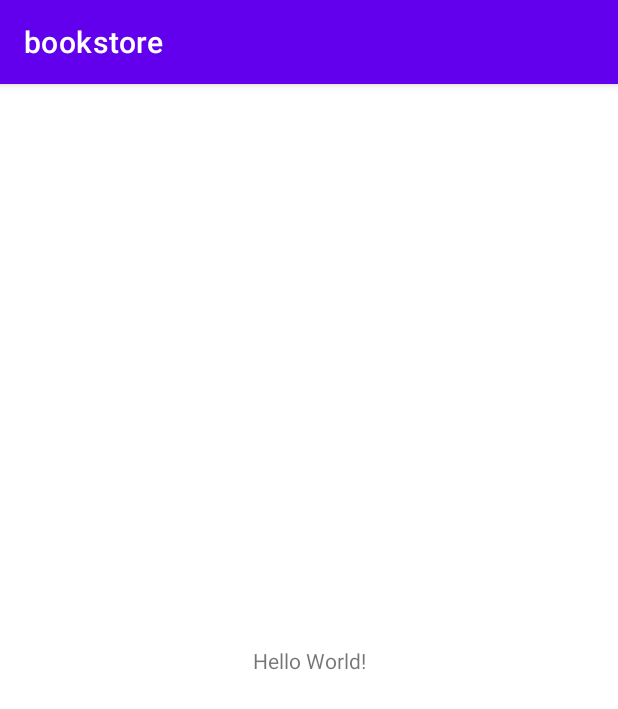
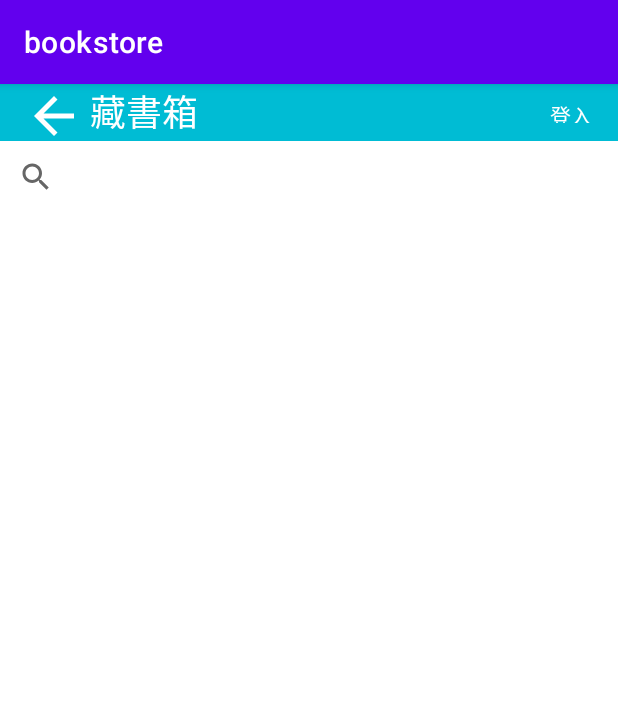
Before and after one commit to D0957485/bookstore, an Android app: the screen it shows after launch (MainActivity), on a phone screen of 412 x 824 dp. Shown: the top 709 px of the screen. Run offline under Robolectric (Android 15) with nearby library versions, the phone set to English and light mode, and no system bars.

Commit message:
0531_Kevin_layout_main

```diff
--- a/app/src/main/res/layout/activity_main.xml
+++ b/app/src/main/res/layout/activity_main.xml
@@ -4,15 +4,50 @@
   xmlns:tools="http://schemas.android.com/tools"
   android:layout_width="match_parent"
   android:layout_height="match_parent"
+  android:orientation="vertical"
   tools:context=".MainActivity">
 
   <TextView
-        android:layout_width="wrap_content"
-        android:layout_height="wrap_content"
-        android:text="Hello World!"
-        app:layout_constraintBottom_toBottomOf="parent"
-        app:layout_constraintEnd_toEndOf="parent"
+    android:id="@+id/title"
+    android:layout_width="match_parent"
+    android:layout_height="38dp"
+    android:background="#00BCD4"
+    android:text="          藏書箱"
+    android:textColor="@color/white"
+    android:textColorHint="#FFFFFF"
+    android:textSize="24sp"
     app:layout_constraintStart_toStartOf="parent"
     app:layout_constraintTop_toTopOf="parent" />
 
+  <Button
+    android:id="@+id/goBack"
+    style="@android:style/Widget.DeviceDefault.Button.Borderless.Colored"
+    android:layout_width="61dp"
+    android:layout_height="41dp"
+    android:insetBottom="5dp"
+    app:icon="?attr/actionModeCloseDrawable"
+    app:iconSize="40dp"
+    app:iconTint="#FFFFFF"
+    app:layout_constraintStart_toStartOf="@+id/title"
+    tools:layout_editor_absoluteY="-3dp" />
+
+  <Button
+    android:id="@+id/login"
+    style="@style/Widget.AppCompat.Button.Borderless"
+    android:layout_width="62dp"
+    android:layout_height="36dp"
+    android:text="登入"
+    android:visibility="visible"
+    app:iconTint="@color/white"
+    app:layout_constraintEnd_toEndOf="@+id/title"
+    tools:layout_editor_absoluteY="1dp"
+    tools:visibility="visible" />
+
+  <SearchView
+    android:layout_width="368dp"
+    android:layout_height="32dp"
+    android:layout_marginTop="8dp"
+    app:layout_constraintTop_toBottomOf="@+id/title"
+    tools:layout_editor_absoluteX="20dp" />
+
 </androidx.constraintlayout.widget.ConstraintLayout>
```
Lines whose indentation alone changed are shown as unchanged.
